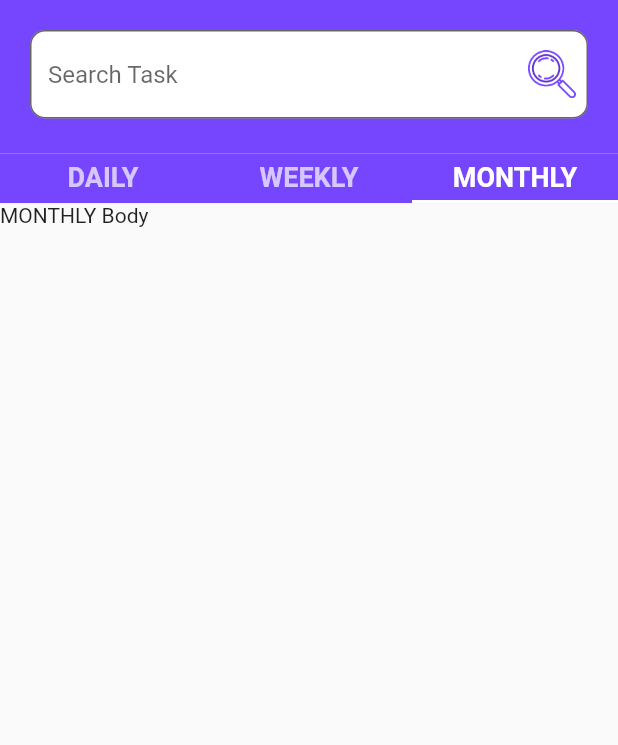
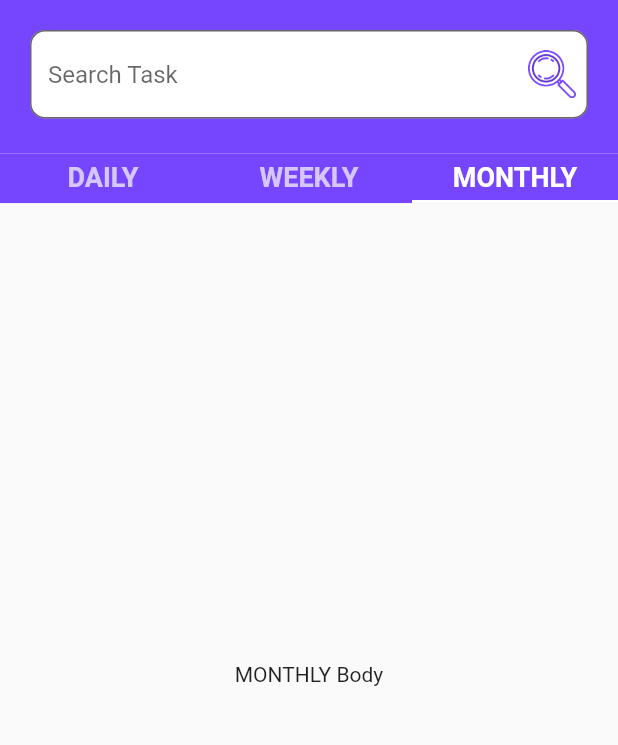
Before and after one commit to melsayed7/todo_task, a Flutter app: the HomeScreen screen opened by its route, tab 3 chosen, on a phone screen of 412 x 824 dp, the part 90-835 px from its top. Run offline on Flutter 3.47's test engine with Material 2 defaults, Android fonts, the phone set to English and light mode, and no system bars; our stand-ins replace bloc, cloud_firestore, firebase_core, flutter_bloc, shared_preferences; accounts and stored records are empty.

Commit message:
update 0.3

```diff
--- a/lib/feature/home/presentation/widget/tab_section.dart
+++ b/lib/feature/home/presentation/widget/tab_section.dart
@@ -44,8 +44,8 @@ Widget tabSection(BuildContext context) {
                   );
                 },
               ),
-              const Text("WEEKLY Body"),
-              const Text("MONTHLY Body"),
+              const Center(child: Text("WEEKLY Body")),
+              const Center(child: Text("MONTHLY Body")),
             ]),
           ),
         ),
```
Also changed, not shown: assets/images/done_task.png (deleted).
